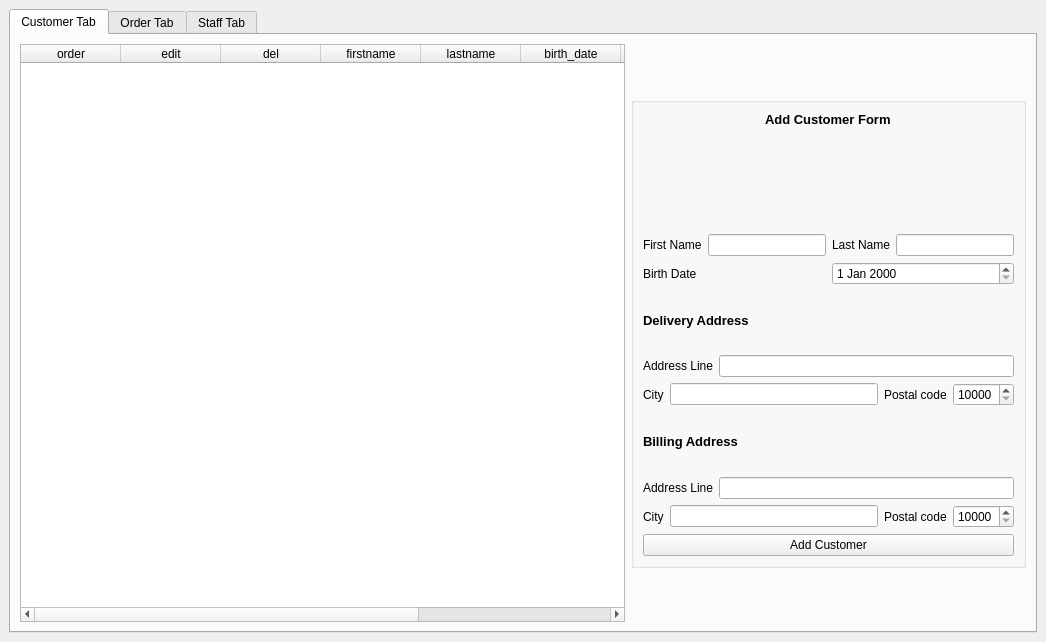
First picture: the form in window/main/mainwindow.ui, repository nivcoo/CESI-POO, before the edit.
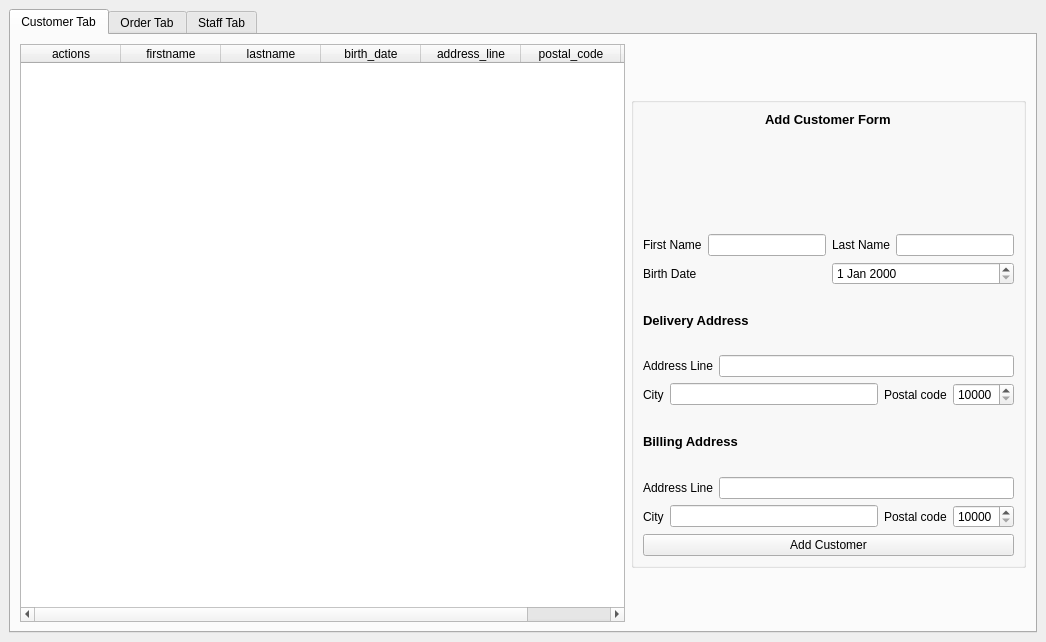
Second picture: the form after the edit.

Commit message: feat. remove duplication and optimize

Patch:
```diff
--- a/window/main/mainwindow.ui
+++ b/window/main/mainwindow.ui
@@ -76,6 +76,9 @@
            <layout class="QHBoxLayout" name="horizontalLayout_4">
             <item>
              <widget class="QTableWidget" name="customerListTable">
+              <property name="autoFillBackground">
+               <bool>false</bool>
+              </property>
               <property name="styleSheet">
                <string notr="true"/>
               </property>
@@ -96,17 +99,7 @@
               </attribute>
               <column>
                <property name="text">
-                <string>order</string>
-               </property>
-              </column>
-              <column>
-               <property name="text">
-                <string>edit</string>
-               </property>
-              </column>
-              <column>
-               <property name="text">
-                <string>del</string>
+                <string>actions</string>
                </property>
               </column>
               <column>
```
The commit also changes 2 other files.
